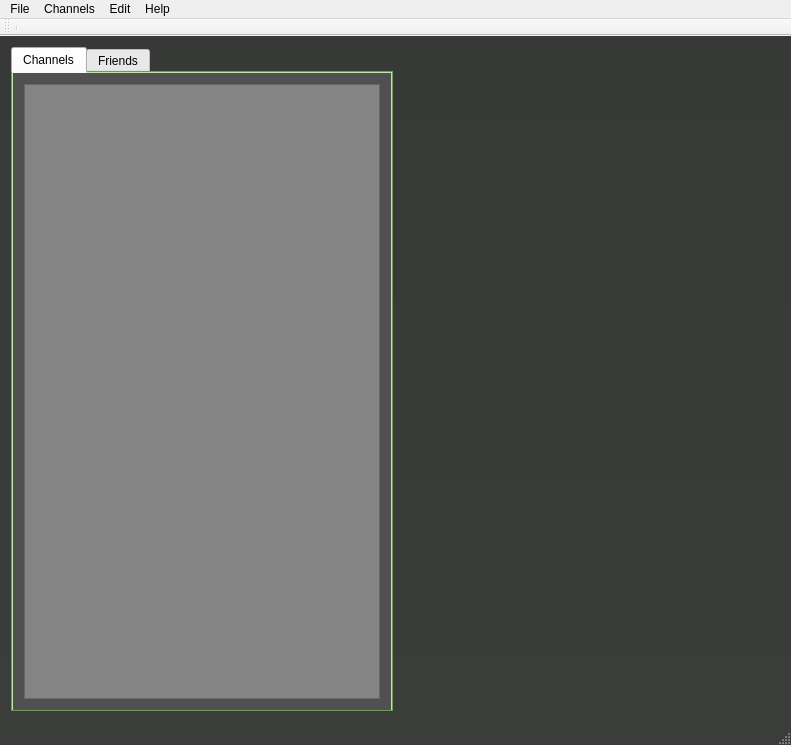
sush/Live-Jamming, file src/client/gui/livejamming/app/mainwindow.ui: the form before one commit.
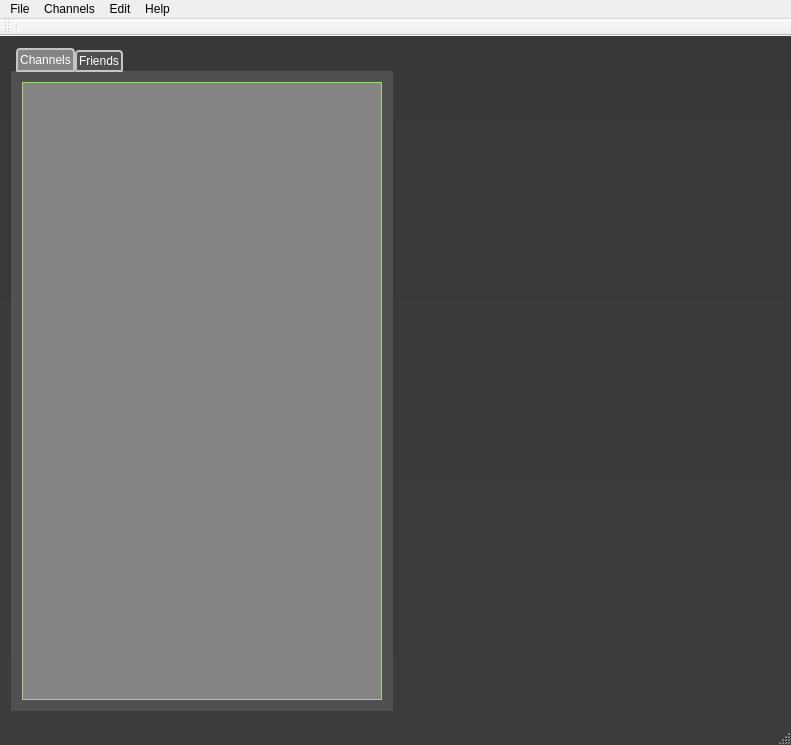
The form after the commit. The open tabs and pages were chosen to show the change. Icons and pictures are not drawn. Custom widgets are drawn as their Qt base class.

Diff of the .ui file:
```diff
--- a/src/client/gui/livejamming/app/mainwindow.ui
+++ b/src/client/gui/livejamming/app/mainwindow.ui
@@ -29,8 +29,47 @@
       <widget class="QTabWidget" name="listsTab">
        <property name="styleSheet">
         <string notr="true">#listsTab {
-	background: rgb(155, 217, 122)
-}</string>
+	border: none;
+}
+
+QTabWidget::pane {
+	color: rgb(246, 246, 244);
+	margin: 0px,1px,1px,1px;
+
+	border-radius: 10px;
+	background: #E6E6E3;
+      }
+
+  QTabWidget::tab-bar {          
+	left: 5px; /* move to the right by 5px */
+	bottom: -1px;      } 
+
+/* Style the tab using the tab sub-control. Note that          it reads QTabBar _not_ QTabWidget */
+QTabBar::tab { 
+	background: rgb(80, 80, 80);
+    border: 2px solid #C4C4C3; 
+	border-bottom-color: #C2C7CB; /* same as the pane color */          
+	border-top-left-radius: 4px;          
+	border-top-right-radius: 4px;     
+	min-width: 8ex;
+	padding: 2px;
+	color: #FFFFFF;   
+ }
+       
+QTabBar::tab:selected, QTabBar::tab:hover {
+	border: 2px solid #9BD97a;
+     }
+
+QTabBar::tab:selected {
+	background: rgb(132, 132, 132); 
+	border-color: #C4C4C3;          
+	border-bottom-color: #C2C7CB; /* same as pane color */
+}
+
+QTabBar::tab:!selected {
+    margin-top: 2px; /* make non-selected tabs look smaller */
+}
+</string>
        </property>
        <property name="currentIndex">
         <number>1</number>
@@ -42,6 +81,7 @@
         <property name="styleSheet">
          <string notr="true">#tab {	
 	background: rgb(80, 80, 80);
+	border: 1px rgb(155, 217, 122);
 }</string>
         </property>
         <attribute name="title">
@@ -55,7 +95,8 @@
            </property>
            <property name="styleSheet">
             <string notr="true">#channelList {
-	background: rgb(132, 132, 132)
+	background: rgb(132, 132, 132);
+	border: 1px solid #9BD97a;
 }</string>
            </property>
            <property name="selectionMode">
```
Left out of the diff: 6 changed lines with no effect on the pictures.
